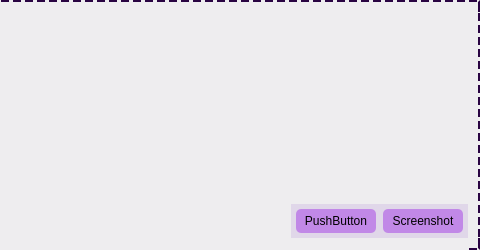
VxyX/OcrJpKanjiLearning, file src/gui/screenCapture copy.ui: the form before one commit; both pictures show x 240 to 720 and y 0 to 250 of the 720 by 250 pixel window.
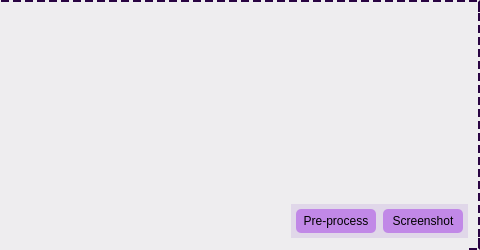
The form after the commit.

Diff of the .ui file:
```diff
--- a/src/gui/screenCapture copy.ui
+++ b/src/gui/screenCapture copy.ui
@@ -270,7 +270,7 @@
                    <item>
                     <widget class="QPushButton" name="pushButton">
                      <property name="text">
-                      <string>PushButton</string>
+                      <string>Pre-process</string>
                      </property>
                     </widget>
                    </item>
```
Left out of the diff: 2 changed lines with no effect on the pictures.
